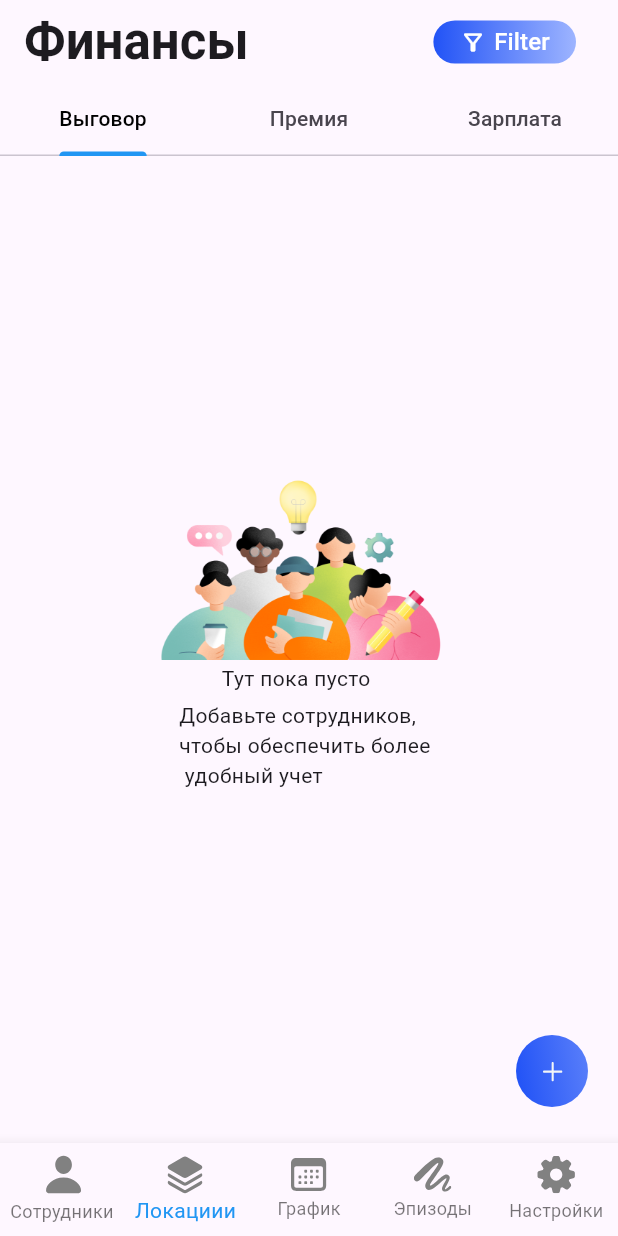
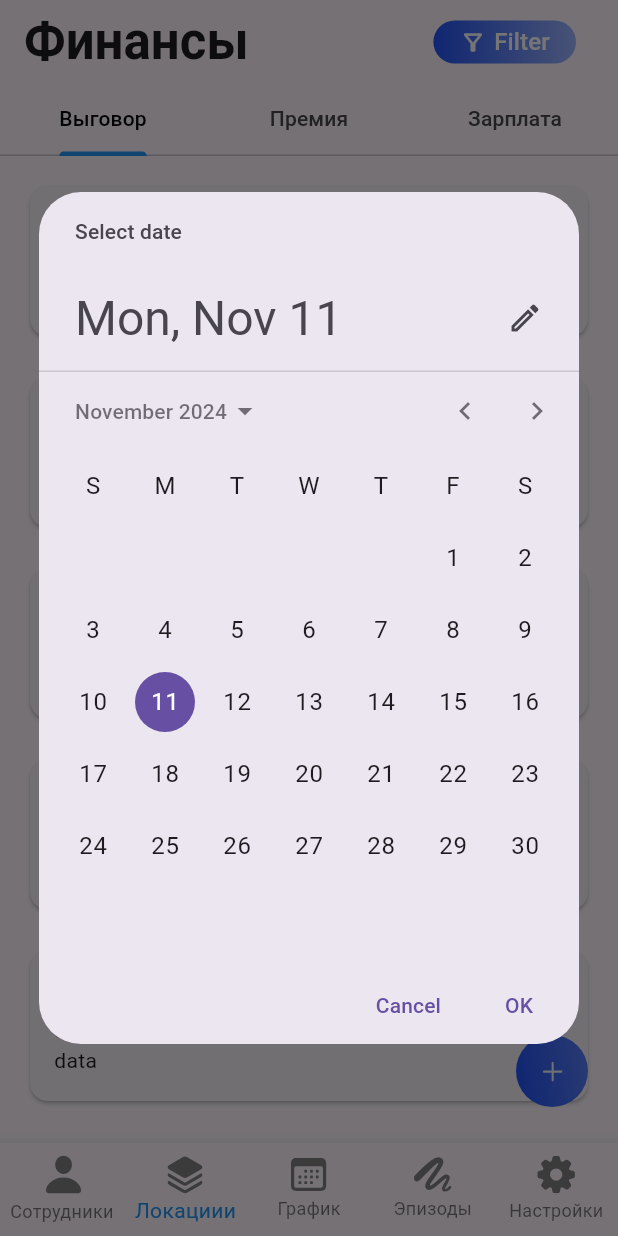
Before and after one commit to edil-2704/test_aezakmi, a Flutter app: the screen it shows after launch, item 2 of the bottom bar chosen, after a tap on "Filter", on a phone screen of 412 x 824 dp. Run offline on Flutter 3.47's test engine with Material 3 defaults, Android fonts, the phone set to English and light mode, and no system bars; our stand-ins replace bloc, dio, flutter_screenutil, flutter_svg, get_it, hive_flutter and 1 more; accounts and stored records are empty.

Commit message:
some fixes

```diff
--- a/lib/features/finance/presentation/pages/empty_finance_state_page.dart
+++ b/lib/features/finance/presentation/pages/empty_finance_state_page.dart
@@ -2,7 +2,6 @@ import 'package:flutter/material.dart';
 import 'package:flutter_screenutil/flutter_screenutil.dart';
 import 'package:flutter_svg/svg.dart';
 import 'package:test_aezakmi/features/finance/presentation/pages/test.dart';
-import 'package:test_aezakmi/features/workers/presentation/pages/add_employee_page.dart';
 import 'package:test_aezakmi/features/workers/presentation/widget/text_buttons.dart';
 
 class EmptyFinanceStatePage extends StatelessWidget {
--- /dev/null
+++ b/lib/features/finance/presentation/pages/finance_page.dart
@@ -0,0 +1,262 @@
+import 'package:flutter/cupertino.dart';
+import 'package:flutter/material.dart';
+import 'package:flutter_screenutil/flutter_screenutil.dart';
+import 'package:flutter_svg/svg.dart';
+import 'package:test_aezakmi/features/workers/presentation/pages/employee_page.dart';
+import 'package:test_aezakmi/features/workers/presentation/widget/text_buttons.dart';
+
+class FinancePage extends StatefulWidget {
+  const FinancePage({super.key});
+
+  @override
+  State<FinancePage> createState() => _FinancePageState();
+}
+
+class _FinancePageState extends State<FinancePage>
+    with SingleTickerProviderStateMixin {
+  DateTime? pickedDate;
+
+  Future<void> _pickDate(BuildContext context) async {
+    DateTime? date = await showDatePicker(
+      context: context,
+      firstDate: DateTime(2000),
+      lastDate: DateTime(2100),
+      initialDate: pickedDate ?? DateTime.now(),
+      builder: (context, child) {
+        return Theme(
+          data: ThemeData.light().copyWith(
+            primaryColor: Colors.blue,
+            buttonTheme: ButtonThemeData(
+              textTheme: ButtonTextTheme.primary,
+            ),
+          ),
+          child: child ?? SizedBox.shrink(),
+        );
+      },
+    );
+
+    if (date != null) {
+      setState(() {
+        pickedDate = date;
+      });
+    }
+  }
+
+  String getFormattedDate() {
+    if (pickedDate == null) return 'Выберите дату';
+    return '${pickedDate!.day}/${pickedDate!.month}/${pickedDate!.year}';
+  }
+
+  late TabController tabController;
+
+  @override
+  void initState() {
+    super.initState();
+    tabController = TabController(length: 3, vsync: this);
+  }
+
+  @override
+  void dispose() {
+    tabController.dispose();
+    super.dispose();
+  }
+
+  Widget _buildFloatingActionButton() {
+    switch (tabController.index) {
+      case 0:
+        return InkWell(
+          onTap: () {
+            Navigator.push(context,
+                MaterialPageRoute(builder: (context) => AddWarningPage()));
+          },
+          splashColor: Colors.transparent,
+          splashFactory: NoSplash.splashFactory,
+          child: SvgPicture.asset(
+            'assets/icons/floating.svg',
+          ),
+        );
+      case 1:
+        return InkWell(
+          onTap: () {
+            Navigator.push(context,
+                MaterialPageRoute(builder: (context) => AddSalaryPage()));
+          },
+          splashColor: Colors.transparent,
+          splashFactory: NoSplash.splashFactory,
+          child: SvgPicture.asset(
+            'assets/icons/floating.svg',
+          ),
+        );
+      case 2:
+        return InkWell(
+          onTap: () {
+            Navigator.push(context,
+                MaterialPageRoute(builder: (context) => AddSalaryPage()));
+          },
+          splashColor: Colors.transparent,
+          splashFactory: NoSplash.splashFactory,
+          child: SvgPicture.asset(
+            'assets/icons/floating.svg',
+          ),
+        );
+      default:
+        return Container();
+    }
+  }
+
+  @override
+  Widget build(BuildContext context) {
+    return DefaultTabController(
+      length: tabController.length,
+      child: Scaffold(
+        appBar: AppBar(
+          title: const Text(
+            'Финансы',
+            style: TextStyle(fontSize: 34, fontWeight: FontWeight.w700),
+          ),
+          actions: [
+            CustomTextButton(
+              height: 30.h,
+              icon: Icon(
+                Icons.filter_alt_outlined,
+                color: Colors.white,
+              ),
+              width: 90.w,
+              text: 'Filter',
+              onPressed: () {
+                _pickDate(context);
+              },
+            ),
+            SizedBox(width: 16),
+          ],
+          bottom: TabBar(
+            controller: tabController,
+            tabs: [
+              Tab(text: 'Выговор'),
+              Tab(text: 'Премия'),
+              Tab(text: 'Зарплата'),
+            ],
+            indicatorColor: Colors.blue,
+            labelColor: Colors.black,
+          ),
+        ),
+        body: TabBarView(
+          controller: tabController,
+          children: [
+            const BuildFinanceReprimand(),
+            BuildFinanceBonus(
+              text: getFormattedDate(),
+            ),
+            const BuildFinanceSalary(),
+          ],
+        ),
+        floatingActionButton: _buildFloatingActionButton(),
+      ),
+    );
+  }
+}
+
+class BuildFinanceReprimand extends StatefulWidget {
+  const BuildFinanceReprimand({super.key});
+
+  @override
+  State<BuildFinanceReprimand> createState() => _BuildFinanceReprimandState();
+}
+
+class _BuildFinanceReprimandState extends State<BuildFinanceReprimand> {
+  @override
+  Widget build(BuildContext context) {
+    return Padding(
+      padding: const EdgeInsets.all(16),
+      child: ListView.separated(
+        itemCount: 10,
+        itemBuilder: (context, index) {
+          return SizedBox(
+            height: 113.h,
+            width: 358.w,
+            child: CustomEmployeeCard(),
+          );
+        },
+        separatorBuilder: (context, index) {
+          return SizedBox(height: 20.h);
+        },
+      ),
+    );
+  }
+}
+
+class BuildFinanceBonus extends StatelessWidget {
+  final String text;
+  const BuildFinanceBonus({super.key, required this.text});
+
+  @override
+  Widget build(BuildContext context) {
+    return Center(
+      child: Column(
+        mainAxisAlignment: MainAxisAlignment.center,
+        children: [
+          Text(
+            'Выбранная дата: $text',
+            style: TextStyle(fontSize: 16.sp, fontWeight: FontWeight.w500),
+          ),
+          SizedBox(height: 20.h),
+          Text(
+            'data2',
+            style: TextStyle(fontSize: 14.sp),
+          ),
+        ],
+      ),
+    );
+  }
+}
+
+class BuildFinanceSalary extends StatelessWidget {
+  const BuildFinanceSalary({super.key});
+
+  @override
+  Widget build(BuildContext context) {
+    return ListView.separated(
+      itemCount: 10,
+      itemBuilder: (context, index) {
+        return SizedBox(
+          height: 113.h,
+          width: 358.w,
+          child: CustomEmployeeCard(),
+        );
+      },
+      separatorBuilder: (context, index) {
+        return SizedBox(height: 20.h);
+      },
+    );
+  }
+}
+
+class AddWarningPage extends StatelessWidget {
+  const AddWarningPage({super.key});
+
+  @override
+  Widget build(BuildContext context) {
+    return Scaffold(
+      appBar: AppBar(title: const Text('Добавить выговор')),
+      body: Center(child: const Text('Добавить выговор')),
+    );
+  }
+}
+
+class AddBonusPage extends StatelessWidget {
+  const AddBonusPage({super.key});
+
+  @override
+  Widget build(BuildContext context) {
+    return const Placeholder();
+  }
+}
+
+class AddSalaryPage extends StatelessWidget {
+  const AddSalaryPage({super.key});
+
+  @override
+  Widget build(BuildContext context) {
+    return const Placeholder();
+  }
+}
--- /dev/null
+++ b/lib/features/settings/presentation/pages/profile_page.dart
@@ -0,0 +1,67 @@
+import 'package:flutter/cupertino.dart';
+import 'package:flutter/material.dart';
+import 'package:flutter_screenutil/flutter_screenutil.dart';
+import 'package:test_aezakmi/internal/constants/theme_helper/app_colors.dart';
+
+class ProfilePage extends StatefulWidget {
+  const ProfilePage({super.key});
+
+  @override
+  State<ProfilePage> createState() => _ProfilePageState();
+}
+
+class _ProfilePageState extends State<ProfilePage> {
+  @override
+  Widget build(BuildContext context) {
+    return Scaffold(
+      extendBodyBehindAppBar: true,
+      body: DecoratedBox(
+        decoration: const BoxDecoration(
+          gradient: LinearGradient(
+            begin: Alignment.topCenter,
+            end: Alignment.bottomCenter,
+            colors: [
+              AppColors.mainBlue,
+              AppColors.mainGreen,
+            ],
+          ),
+        ),
+        child: Padding(
+          padding: const EdgeInsets.symmetric(horizontal: 16.0),
+          child: Column(
+            mainAxisAlignment: MainAxisAlignment.center,
+            children: [
+              TextButton(
+                onPressed: () {
+                  // Действие при нажатии на первую кнопку
+                },
+                child: const Text('t.profile.aboutCompanyTitle'),
+              ),
+              const SizedBox(height: 20),
+              TextButton(
+                onPressed: () {
+                  // Действие при нажатии на вторую кнопку
+                },
+                child: const Text('profile'),
+              ),
+              const SizedBox(height: 20),
+              TextButton(
+                onPressed: () {
+                  // Действие при нажатии на третью кнопку
+                },
+                child: const Text(''),
+              ),
+              const SizedBox(height: 20),
+              // Positioned можно использовать только внутри Stack.
+              const Positioned(
+                top: 50.0,
+                left: 0.0,
+                child: Text(''),
+              ),
+            ],
+          ),
+        ),
+      ),
+    );
+  }
+}
--- a/lib/features/workers/presentation/pages/employee_page.dart
+++ b/lib/features/workers/presentation/pages/employee_page.dart
@@ -27,26 +27,7 @@ class EmployeePage extends StatelessWidget {
             itemBuilder: (context, index) {
               return SizedBox(
                 height: 115.h,
-                child: Card(
-                    child: Column(
-                  children: [
-                    Row(
-                      children: [
-                        SvgPicture.asset(
-                          'assets/icons/home.svg',
-                          color: Colors.blue,
-                        ),
-                        Text('data'),
-                      ],
-                    ),
-                    Row(
-                      children: [Text('data')],
-                    ),
-                    Row(
-                      children: [Text('data')],
-                    ),
-                  ],
-                )),
+                child: CustomEmployeeCard(),
               );
             },
             separatorBuilder: (context, index) {
@@ -77,3 +58,36 @@ class EmployeePage extends StatelessWidget {
     );
   }
 }
+
+class CustomEmployeeCard extends StatelessWidget {
+  const CustomEmployeeCard({
+    super.key,
+  });
+
+  @override
+  Widget build(BuildContext context) {
+    return Card(
+        child: Padding(
+      padding: const EdgeInsets.all(16),
+      child: Column(
+        children: [
+          Row(
+            children: [
+              SvgPicture.asset(
+                'assets/icons/home.svg',
+                color: Colors.blue,
+              ),
+              Text('data'),
+            ],
+          ),
+          Row(
+            children: [Text('data')],
+          ),
+          Row(
+            children: [Text('data')],
+          ),
+        ],
+      ),
+    ));
+  }
+}
--- a/lib/features/workers/presentation/pages/employees_info_page.dart
+++ b/lib/features/workers/presentation/pages/employees_info_page.dart
@@ -8,7 +8,7 @@ class EmployeesInfoPage extends StatelessWidget {
 
   @override
   Widget build(BuildContext context) {
-    TextEditingController nameController = TextEditingController();
+
     TextEditingController commentsController = TextEditingController();
 
     return Scaffold(
--- a/lib/internal/commons/bottom_navbar.dart
+++ b/lib/internal/commons/bottom_navbar.dart
@@ -1,6 +1,7 @@
 import 'package:flutter/material.dart';
 import 'package:flutter_svg/svg.dart';
-import 'package:test_aezakmi/features/finance/presentation/pages/empty_finance_state_page.dart';
+import 'package:test_aezakmi/features/finance/presentation/pages/finance_page.dart';
+import 'package:test_aezakmi/features/settings/presentation/pages/profile_page.dart';
 import 'package:test_aezakmi/features/workers/presentation/pages/employee_page.dart';
 
 class BottomNavBar extends StatefulWidget {
@@ -23,13 +24,13 @@ class _BottomNavBarState extends State<BottomNavBar> {
     //персонажи
     EmployeePage(),
     //локация
-    EmptyFinanceStatePage(),
+    FinancePage(),
     //Эпизоды
     EmployeePage(),
     //настройки
     EmployeePage(),
 
-    EmployeePage(),
+    ProfilePage()
   ];
 
   @override
--- a/lib/main.dart
+++ b/lib/main.dart
@@ -1,6 +1,5 @@
 import 'package:flutter/material.dart';
 import 'package:flutter_screenutil/flutter_screenutil.dart';
-import 'package:flutter_svg/svg.dart';
 import 'package:test_aezakmi/internal/commons/bottom_navbar.dart';
 
 void main() {
--- a/pubspec.yaml
+++ b/pubspec.yaml
@@ -45,6 +45,7 @@ dependencies:
   get_it: ^8.0.2
   injectable: ^2.5.0
   device_preview: ^1.2.0
+
 
 dev_dependencies:
   flutter_test:
```
